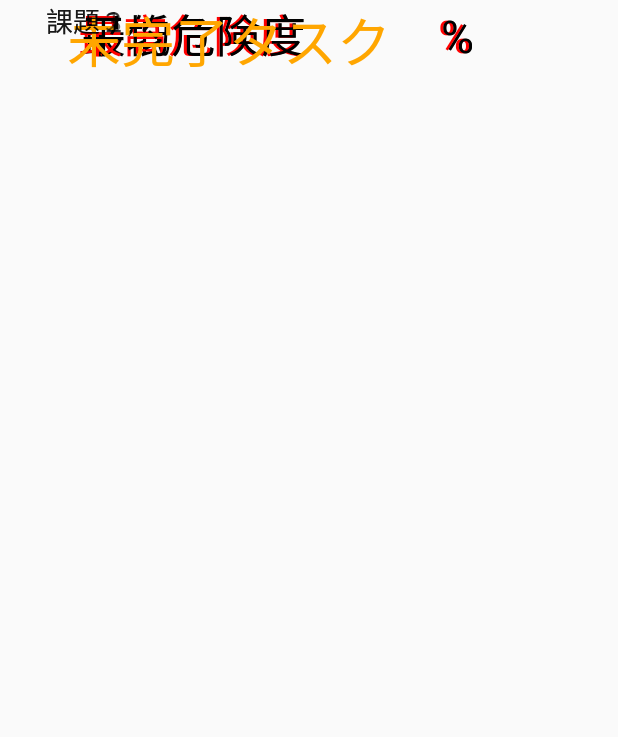
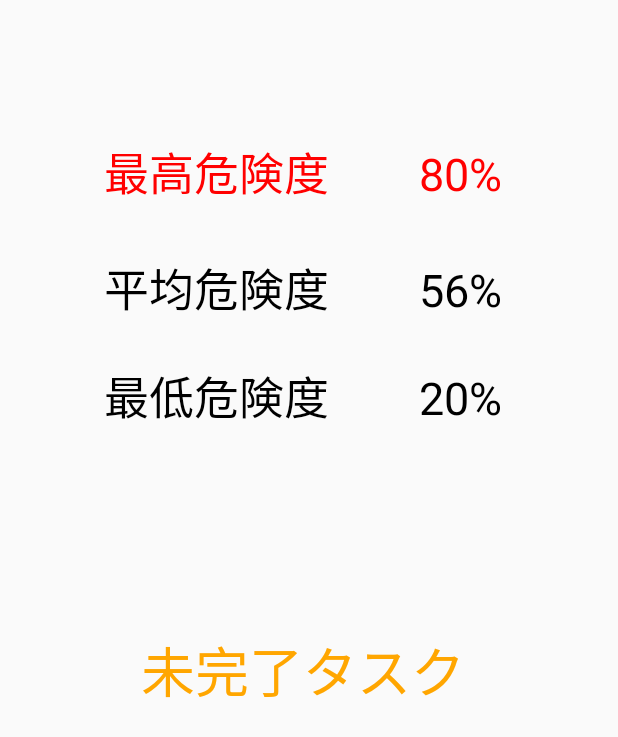
Before and after one commit to kiesproject/yabamiru, an Android app: the layout analysis_layout.xml on its own in the app's theme, with its tools: preview values and no code run, on a phone screen of 412 x 824 dp. Shown: the top 737 px of the screen. Run offline under Robolectric (Android 15) with nearby library versions, the phone set to English and light mode, and no system bars.

Commit message:
add constraint

```diff
--- a/app/src/main/res/layout/analysis_layout.xml
+++ b/app/src/main/res/layout/analysis_layout.xml
@@ -1,48 +1,56 @@
 <?xml version="1.0" encoding="utf-8"?>
 <android.support.constraint.ConstraintLayout xmlns:android="http://schemas.android.com/apk/res/android"
-                                             xmlns:tools="http://schemas.android.com/tools" android:layout_width="match_parent"
+                                             xmlns:app="http://schemas.android.com/apk/res-auto"
+                                             xmlns:tools="http://schemas.android.com/tools"
+                                             android:layout_width="match_parent"
                                              android:layout_height="match_parent">
 
     <TextView
-            android:text="最低危険度　　　%"
+            android:text="@string/min_yabasa"
             android:layout_width="369dp"
-            android:layout_height="40dp" tools:layout_editor_absoluteY="247dp"
-            tools:layout_editor_absoluteX="23dp" android:id="@+id/textView3" android:textSize="30sp"
-            android:textColor="#000000" android:textAlignment="center"/>
+            android:layout_height="40dp"
+            android:id="@+id/min_yabasa" android:textSize="30sp"
+            android:textColor="#000000" android:textAlignment="center" android:layout_marginTop="32dp"
+            app:layout_constraintTop_toBottomOf="@+id/average_yabasa"
+            app:layout_constraintStart_toStartOf="@+id/max_yabasa" app:layout_constraintEnd_toEndOf="@+id/max_yabasa"
+            tools:text="最低危険度　　20%"/>
     <TextView
-            android:text="最高危険度　　　%"
-            android:layout_width="365dp"
-            android:layout_height="wrap_content" tools:layout_editor_absoluteY="80dp"
-            tools:layout_editor_absoluteX="23dp" android:id="@+id/textView" android:textSize="30sp"
-            android:textColor="#FF0000" android:textAlignment="center"/>
+            android:text="@string/max_yabasa"
+            android:layout_width="wrap_content"
+            android:layout_height="wrap_content"
+            android:id="@+id/max_yabasa" android:textSize="30sp"
+            android:textColor="#FF0000" android:textAlignment="center" android:layout_marginStart="8dp"
+            app:layout_constraintStart_toStartOf="parent" android:layout_marginEnd="8dp"
+            app:layout_constraintEnd_toEndOf="parent" android:layout_marginTop="92dp"
+            app:layout_constraintTop_toTopOf="parent" app:layout_constraintHorizontal_bias="0.468"
+            tools:text="最高危険度　　80%"/>
     <TextView
-            android:text="平均危険度　　　%"
+            android:text="@string/average_yabasa"
             android:layout_width="369dp"
-            android:layout_height="40dp" tools:layout_editor_absoluteY="166dp"
-            tools:layout_editor_absoluteX="23dp" android:id="@+id/textView2" android:textSize="30sp"
-            android:textColor="#000000" android:textAlignment="center"/>
+            android:layout_height="40dp"
+            android:id="@+id/average_yabasa" android:textSize="30sp"
+            android:textColor="#000000" android:textAlignment="center" android:layout_marginTop="32dp"
+            app:layout_constraintTop_toBottomOf="@+id/max_yabasa"
+            app:layout_constraintStart_toStartOf="@+id/max_yabasa" app:layout_constraintEnd_toEndOf="@+id/max_yabasa"
+            tools:text="平均危険度　　56%"/>
     <TextView
             android:text="未完了タスク"
-            android:layout_width="305dp"
-            android:layout_height="362dp" tools:layout_editor_absoluteY="329dp"
-            tools:layout_editor_absoluteX="53dp" android:id="@+id/textView4" android:textColor="#FFA600"
-            android:textSize="36sp" android:textAlignment="center"/>
-    <TextView
-            android:text="課題１"
-            android:layout_width="115dp"
-            android:layout_height="26dp" tools:layout_editor_absoluteY="405dp"
-            tools:layout_editor_absoluteX="105dp" android:id="@+id/textView7" android:textSize="18sp"
-            android:textAlignment="center"/>
-    <TextView
-            android:text="課題３"
-            android:layout_width="115dp"
-            android:layout_height="26dp" tools:layout_editor_absoluteY="502dp"
-            tools:layout_editor_absoluteX="103dp" android:id="@+id/textView6" android:textSize="18sp"
-            android:textAlignment="center"/>
-    <TextView
-            android:text="課題２"
-            android:layout_width="115dp"
-            android:layout_height="26dp" tools:layout_editor_absoluteY="453dp"
-            tools:layout_editor_absoluteX="103dp" android:id="@+id/textView5" android:textSize="18sp"
-            android:textAlignment="center"/>
+            android:layout_width="wrap_content"
+            android:layout_height="wrap_content"
+            android:id="@+id/textView4" android:textColor="#FFA600"
+            android:textSize="36sp" android:textAlignment="center"
+            app:layout_constraintEnd_toEndOf="@+id/max_yabasa" app:layout_constraintStart_toStartOf="@+id/max_yabasa"
+            app:layout_constraintHorizontal_bias="0.506"
+            android:layout_marginTop="8dp" app:layout_constraintTop_toTopOf="@+id/guideline"/>
+    <android.support.constraint.Guideline android:layout_width="wrap_content" android:layout_height="wrap_content"
+                                          android:id="@+id/guideline"
+                                          android:orientation="horizontal"
+                                          app:layout_constraintGuide_percent="0.5"/>
+    <android.support.v7.widget.RecyclerView
+            android:layout_width="0dp"
+            android:layout_height="0dp" android:layout_marginBottom="16dp"
+            app:layout_constraintBottom_toBottomOf="parent" app:layout_constraintEnd_toEndOf="parent"
+            android:layout_marginEnd="64dp" app:layout_constraintStart_toStartOf="parent"
+            android:layout_marginStart="64dp" android:layout_marginTop="16dp"
+            app:layout_constraintTop_toBottomOf="@+id/textView4" android:id="@+id/active_task_recyclerView"/>
 </android.support.constraint.ConstraintLayout>
--- a/app/src/main/res/values/strings.xml
+++ b/app/src/main/res/values/strings.xml
@@ -1,3 +1,6 @@
 <resources>
     <string name="app_name">yabamiru!</string>
+    <string name="max_yabasa">最高危険度 %1$d%%</string>
+    <string name="min_yabasa">最低危険度 %1$d%%</string>
+    <string name="average_yabasa">平均危険度 %1$d%%</string>
 </resources>
```
